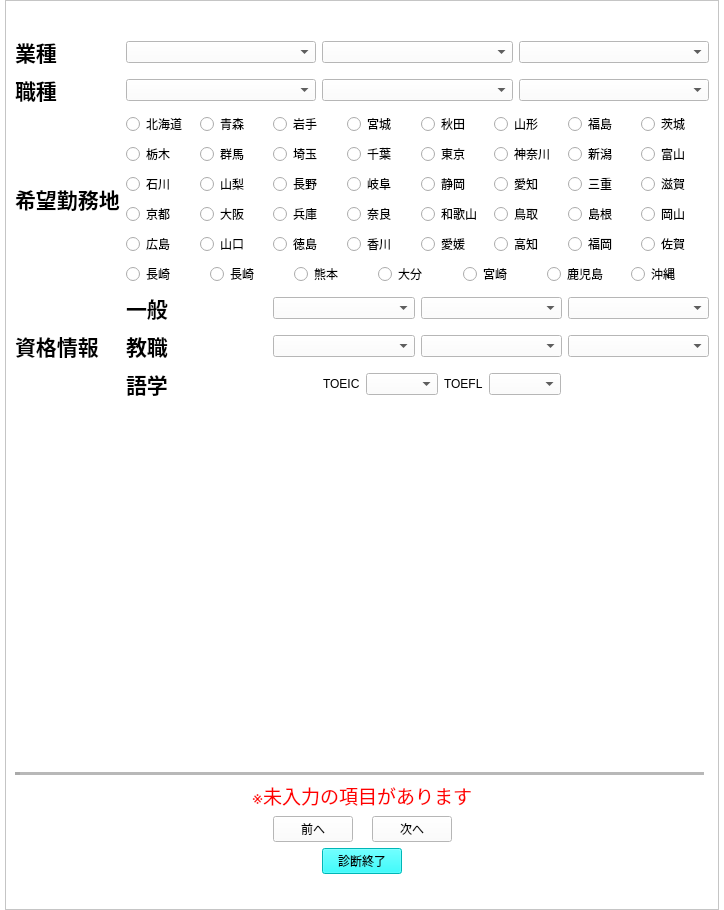
Before: the Qt Designer form design/enaviEntry.ui in kokimame/e-navi, drawn with Qt 5.
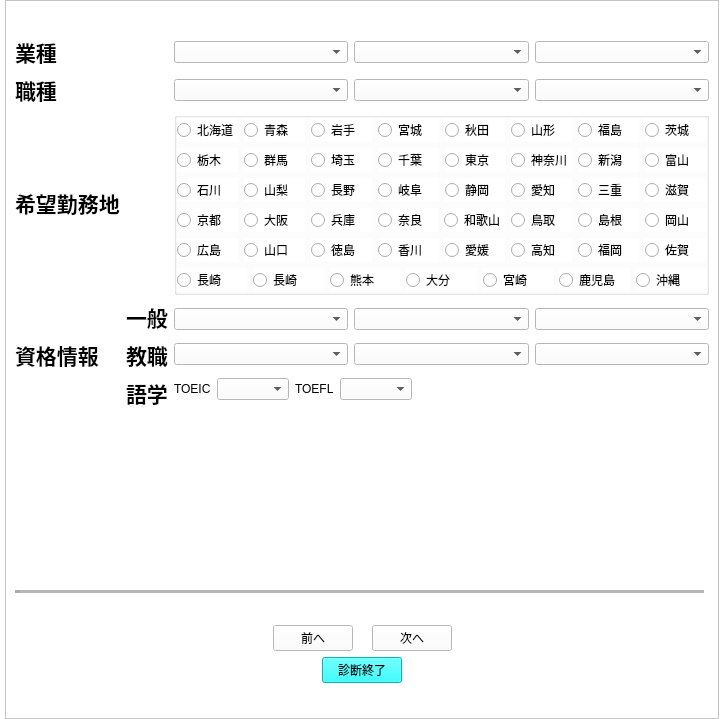
After: the same form once the commit is applied. Icons and pictures are not drawn.

Patch:
```diff
--- a/design/enaviEntry.ui
+++ b/design/enaviEntry.ui
@@ -7,7 +7,7 @@
     <x>0</x>
     <y>0</y>
     <width>724</width>
-    <height>910</height>
+    <height>719</height>
    </rect>
   </property>
   <property name="windowTitle">
@@ -46,7 +46,7 @@
         <x>0</x>
         <y>0</y>
         <width>712</width>
-        <height>908</height>
+        <height>717</height>
        </rect>
       </property>
       <layout class="QVBoxLayout" name="verticalLayout">
@@ -79,12 +79,30 @@
        </item>
        <item>
         <layout class="QGridLayout" name="gridLayout_2">
-         <item row="0" column="0">
-          <widget class="QLabel" name="label_2">
-           <property name="text">
-            <string>&lt;html&gt;&lt;head/&gt;&lt;body&gt;&lt;p&gt;&lt;span style=&quot; font-size:16pt; font-weight:600;&quot;&gt;業種&lt;/span&gt;&lt;/p&gt;&lt;/body&gt;&lt;/html&gt;</string>
-           </property>
-          </widget>
+         <item row="0" column="2">
+          <layout class="QHBoxLayout" name="horizontalLayout_4">
+           <item>
+            <widget class="QComboBox" name="fieldCombo1">
+             <property name="styleSheet">
+              <string notr="true">QComboBox::item { background-color: rgb(200, 200, 200); }</string>
+             </property>
+            </widget>
+           </item>
+           <item>
+            <widget class="QComboBox" name="fieldCombo2">
+             <property name="styleSheet">
+              <string notr="true">QComboBox::item { background-color: rgb(200, 200, 200); }</string>
+             </property>
+            </widget>
+           </item>
+           <item>
+            <widget class="QComboBox" name="fieldCombo3">
+             <property name="styleSheet">
+              <string notr="true">QComboBox::item { background-color: rgb(200, 200, 200); }</string>
+             </property>
+            </widget>
+           </item>
+          </layout>
          </item>
          <item row="1" column="0">
           <widget class="QLabel" name="label_4">
@@ -93,21 +111,197 @@
            </property>
           </widget>
          </item>
-         <item row="0" column="1">
-          <layout class="QHBoxLayout" name="horizontalLayout_4">
+         <item row="3" column="0">
+          <widget class="QLabel" name="label_8">
+           <property name="text">
+            <string>&lt;html&gt;&lt;head/&gt;&lt;body&gt;&lt;p&gt;&lt;span style=&quot; font-size:16pt; font-weight:600;&quot;&gt;資格情報&lt;/span&gt;&lt;/p&gt;&lt;/body&gt;&lt;/html&gt;</string>
+           </property>
+          </widget>
+         </item>
+         <item row="3" column="2">
+          <layout class="QVBoxLayout" name="verticalLayout_4">
            <item>
-            <widget class="QComboBox" name="comboBox_4"/>
+            <layout class="QHBoxLayout" name="horizontalLayout_11">
+             <item>
+              <widget class="QComboBox" name="genCombo1">
+               <property name="styleSheet">
+                <string notr="true">QComboBox::item { background-color: rgb(200, 200, 200); }</string>
+               </property>
+              </widget>
            </item>
            <item>
-            <widget class="QComboBox" name="comboBox_5"/>
+              <widget class="QComboBox" name="genCombo2">
+               <property name="styleSheet">
+                <string notr="true">QComboBox::item { background-color: rgb(200, 200, 200); }</string>
+               </property>
+              </widget>
            </item>
            <item>
-            <widget class="QComboBox" name="comboBox_6"/>
+              <widget class="QComboBox" name="genCombo3">
+               <property name="styleSheet">
+                <string notr="true">QComboBox::item { background-color: rgb(200, 200, 200); }</string>
+               </property>
+              </widget>
            </item>
           </layout>
          </item>
-         <item row="2" column="1">
+           <item>
+            <layout class="QHBoxLayout" name="horizontalLayout_12">
+             <item>
+              <widget class="QComboBox" name="teachCombo1">
+               <property name="styleSheet">
+                <string notr="true">QComboBox::item { background-color: rgb(200, 200, 200); }</string>
+               </property>
+              </widget>
+             </item>
+             <item>
+              <widget class="QComboBox" name="teachCombo2">
+               <property name="styleSheet">
+                <string notr="true">QComboBox::item { background-color: rgb(200, 200, 200); }</string>
+               </property>
+              </widget>
+             </item>
+             <item>
+              <widget class="QComboBox" name="teachCombo3">
+               <property name="styleSheet">
+                <string notr="true">QComboBox::item { background-color: rgb(200, 200, 200); }</string>
+               </property>
+              </widget>
+             </item>
+            </layout>
+           </item>
+           <item>
+            <layout class="QHBoxLayout" name="horizontalLayout_13">
+             <item>
+              <widget class="QLabel" name="label_12">
+               <property name="text">
+                <string>TOEIC</string>
+               </property>
+              </widget>
+             </item>
+             <item>
+              <widget class="QComboBox" name="toeicCombo">
+               <property name="styleSheet">
+                <string notr="true">QComboBox::item { background-color: rgb(200, 200, 200); }</string>
+               </property>
+              </widget>
+             </item>
+             <item>
+              <widget class="QLabel" name="label_13">
+               <property name="text">
+                <string>TOEFL</string>
+               </property>
+              </widget>
+             </item>
+             <item>
+              <widget class="QComboBox" name="toeflCombo">
+               <property name="styleSheet">
+                <string notr="true">QComboBox::item { background-color: rgb(200, 200, 200); }</string>
+               </property>
+              </widget>
+             </item>
+             <item>
+              <spacer name="horizontalSpacer_16">
+               <property name="orientation">
+                <enum>Qt::Horizontal</enum>
+               </property>
+               <property name="sizeHint" stdset="0">
+                <size>
+                 <width>40</width>
+                 <height>20</height>
+                </size>
+               </property>
+              </spacer>
+             </item>
+            </layout>
+           </item>
+          </layout>
+         </item>
+         <item row="3" column="1">
+          <layout class="QVBoxLayout" name="verticalLayout_2">
+           <item>
+            <widget class="QLabel" name="label_9">
+             <property name="text">
+              <string>&lt;html&gt;&lt;head/&gt;&lt;body&gt;&lt;p&gt;&lt;span style=&quot; font-size:16pt; font-weight:600;&quot;&gt;一般&lt;/span&gt;&lt;/p&gt;&lt;/body&gt;&lt;/html&gt;</string>
+             </property>
+            </widget>
+           </item>
+           <item>
+            <widget class="QLabel" name="label_10">
+             <property name="text">
+              <string>&lt;html&gt;&lt;head/&gt;&lt;body&gt;&lt;p&gt;&lt;span style=&quot; font-size:16pt; font-weight:600;&quot;&gt;教職&lt;/span&gt;&lt;/p&gt;&lt;/body&gt;&lt;/html&gt;</string>
+             </property>
+            </widget>
+           </item>
+           <item>
+            <widget class="QLabel" name="label_11">
+             <property name="text">
+              <string>&lt;html&gt;&lt;head/&gt;&lt;body&gt;&lt;p&gt;&lt;span style=&quot; font-size:16pt; font-weight:600;&quot;&gt;語学&lt;/span&gt;&lt;/p&gt;&lt;/body&gt;&lt;/html&gt;</string>
+             </property>
+            </widget>
+           </item>
+          </layout>
+         </item>
+         <item row="0" column="0">
+          <widget class="QLabel" name="label_2">
+           <property name="text">
+            <string>&lt;html&gt;&lt;head/&gt;&lt;body&gt;&lt;p&gt;&lt;span style=&quot; font-size:16pt; font-weight:600;&quot;&gt;業種&lt;/span&gt;&lt;/p&gt;&lt;/body&gt;&lt;/html&gt;</string>
+           </property>
+          </widget>
+         </item>
+         <item row="2" column="0">
+          <widget class="QLabel" name="label_5">
+           <property name="text">
+            <string>&lt;html&gt;&lt;head/&gt;&lt;body&gt;&lt;p&gt;&lt;span style=&quot; font-size:16pt; font-weight:600;&quot;&gt;希望勤務地&lt;/span&gt;&lt;/p&gt;&lt;/body&gt;&lt;/html&gt;</string>
+           </property>
+          </widget>
+         </item>
+         <item row="1" column="2">
+          <layout class="QHBoxLayout" name="horizontalLayout">
+           <item>
+            <widget class="QComboBox" name="jobCombo1">
+             <property name="styleSheet">
+              <string notr="true">QComboBox::item { background-color: rgb(200, 200, 200); }</string>
+             </property>
+            </widget>
+           </item>
+           <item>
+            <widget class="QComboBox" name="jobCombo2">
+             <property name="styleSheet">
+              <string notr="true">QComboBox::item { background-color: rgb(200, 200, 200); }</string>
+             </property>
+            </widget>
+           </item>
+           <item>
+            <widget class="QComboBox" name="jobCombo3">
+             <property name="styleSheet">
+              <string notr="true">QComboBox::item { background-color: rgb(200, 200, 200); }</string>
+             </property>
+            </widget>
+           </item>
+          </layout>
+         </item>
+         <item row="2" column="2">
+          <widget class="QGroupBox" name="groupBox">
+           <property name="styleSheet">
+            <string notr="true">background-color: rgb(255,255,255)</string>
+           </property>
+           <property name="title">
+            <string/>
+           </property>
           <layout class="QVBoxLayout" name="verticalLayout_3">
+            <property name="leftMargin">
+             <number>0</number>
+            </property>
+            <property name="topMargin">
+             <number>0</number>
+            </property>
+            <property name="rightMargin">
+             <number>0</number>
+            </property>
+            <property name="bottomMargin">
+             <number>0</number>
+            </property>
            <item>
             <layout class="QHBoxLayout" name="horizontalLayout_5">
              <item>
@@ -462,135 +656,8 @@
             </layout>
            </item>
           </layout>
-         </item>
-         <item row="2" column="0">
-          <widget class="QLabel" name="label_5">
-           <property name="text">
-            <string>&lt;html&gt;&lt;head/&gt;&lt;body&gt;&lt;p&gt;&lt;span style=&quot; font-size:16pt; font-weight:600;&quot;&gt;希望勤務地&lt;/span&gt;&lt;/p&gt;&lt;/body&gt;&lt;/html&gt;</string>
-           </property>
           </widget>
          </item>
-         <item row="1" column="1">
-          <layout class="QHBoxLayout" name="horizontalLayout">
-           <item>
-            <widget class="QComboBox" name="comboBox"/>
-           </item>
-           <item>
-            <widget class="QComboBox" name="comboBox_2"/>
-           </item>
-           <item>
-            <widget class="QComboBox" name="comboBox_3"/>
-           </item>
-          </layout>
-         </item>
-         <item row="3" column="0">
-          <widget class="QLabel" name="label_8">
-           <property name="text">
-            <string>&lt;html&gt;&lt;head/&gt;&lt;body&gt;&lt;p&gt;&lt;span style=&quot; font-size:16pt; font-weight:600;&quot;&gt;資格情報&lt;/span&gt;&lt;/p&gt;&lt;/body&gt;&lt;/html&gt;</string>
-           </property>
-          </widget>
-         </item>
-         <item row="3" column="1">
-          <layout class="QVBoxLayout" name="verticalLayout_4">
-           <item>
-            <layout class="QHBoxLayout" name="horizontalLayout_11">
-             <item>
-              <widget class="QLabel" name="label_9">
-               <property name="text">
-                <string>&lt;html&gt;&lt;head/&gt;&lt;body&gt;&lt;p&gt;&lt;span style=&quot; font-size:16pt; font-weight:600;&quot;&gt;一般&lt;/span&gt;&lt;/p&gt;&lt;/body&gt;&lt;/html&gt;</string>
-               </property>
-              </widget>
-             </item>
-             <item>
-              <widget class="QComboBox" name="comboBox_16"/>
-             </item>
-             <item>
-              <widget class="QComboBox" name="comboBox_17"/>
-             </item>
-             <item>
-              <widget class="QComboBox" name="comboBox_18"/>
-             </item>
-            </layout>
-           </item>
-           <item>
-            <layout class="QHBoxLayout" name="horizontalLayout_12">
-             <item>
-              <widget class="QLabel" name="label_10">
-               <property name="text">
-                <string>&lt;html&gt;&lt;head/&gt;&lt;body&gt;&lt;p&gt;&lt;span style=&quot; font-size:16pt; font-weight:600;&quot;&gt;教職&lt;/span&gt;&lt;/p&gt;&lt;/body&gt;&lt;/html&gt;</string>
-               </property>
-              </widget>
-             </item>
-             <item>
-              <widget class="QComboBox" name="comboBox_9"/>
-             </item>
-             <item>
-              <widget class="QComboBox" name="comboBox_8"/>
-             </item>
-             <item>
-              <widget class="QComboBox" name="comboBox_7"/>
-             </item>
-            </layout>
-           </item>
-           <item>
-            <layout class="QHBoxLayout" name="horizontalLayout_13">
-             <item>
-              <widget class="QLabel" name="label_11">
-               <property name="text">
-                <string>&lt;html&gt;&lt;head/&gt;&lt;body&gt;&lt;p&gt;&lt;span style=&quot; font-size:16pt; font-weight:600;&quot;&gt;語学&lt;/span&gt;&lt;/p&gt;&lt;/body&gt;&lt;/html&gt;</string>
-               </property>
-              </widget>
-             </item>
-             <item>
-              <spacer name="horizontalSpacer_13">
-               <property name="orientation">
-                <enum>Qt::Horizontal</enum>
-               </property>
-               <property name="sizeHint" stdset="0">
-                <size>
-                 <width>40</width>
-                 <height>20</height>
-                </size>
-               </property>
-              </spacer>
-             </item>
-             <item>
-              <widget class="QLabel" name="label_12">
-               <property name="text">
-                <string>TOEIC</string>
-               </property>
-              </widget>
-             </item>
-             <item>
-              <widget class="QComboBox" name="comboBox_10"/>
-             </item>
-             <item>
-              <widget class="QLabel" name="label_13">
-               <property name="text">
-                <string>TOEFL</string>
-               </property>
-              </widget>
-             </item>
-             <item>
-              <widget class="QComboBox" name="comboBox_11"/>
-             </item>
-             <item>
-              <spacer name="horizontalSpacer_16">
-               <property name="orientation">
-                <enum>Qt::Horizontal</enum>
-               </property>
-               <property name="sizeHint" stdset="0">
-                <size>
-                 <width>40</width>
-                 <height>20</height>
-                </size>
-               </property>
-              </spacer>
-             </item>
-            </layout>
-           </item>
-          </layout>
-         </item>
         </layout>
        </item>
        <item>
@@ -640,7 +707,7 @@
             <bool>true</bool>
            </property>
            <property name="text">
-            <string>&lt;html&gt;&lt;head/&gt;&lt;body&gt;&lt;p&gt;&lt;span style=&quot; font-size:14pt; color:#ff0000;&quot;&gt;※未入力の項目があります&lt;/span&gt;&lt;/p&gt;&lt;/body&gt;&lt;/html&gt;</string>
+            <string/>
            </property>
            <property name="pixmap">
             <pixmap>../image/unfill_error.png</pixmap>
```
Left out of the diff: 16 changed lines with no effect on the pictures. Lines whose indentation alone changed are shown as unchanged.
